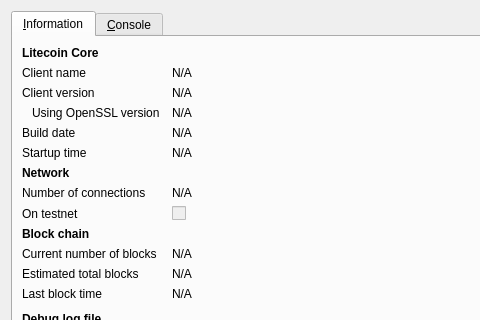
maxantonio/maxilmilianoscoin, file src/qt/forms/rpcconsole.ui: the form before one commit; both pictures show x 0 to 480 and y 0 to 320 of the 740 by 450 pixel window.
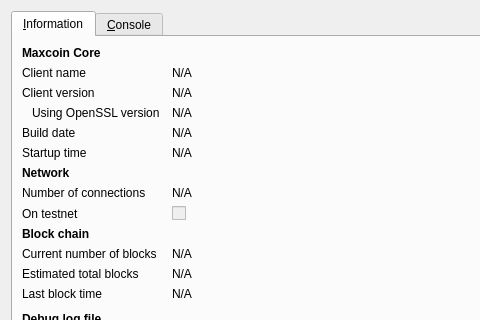
The form after the commit. Icons and pictures are not drawn.

What changed in the file:
```diff
--- a/src/qt/forms/rpcconsole.ui
+++ b/src/qt/forms/rpcconsole.ui
@@ -36,7 +36,7 @@
           </font>
          </property>
          <property name="text">
-          <string>Litecoin Core</string>
+          <string>Maxcoin Core</string>
          </property>
         </widget>
        </item>
```
Left out of the diff: 6 changed lines with no effect on the pictures.
